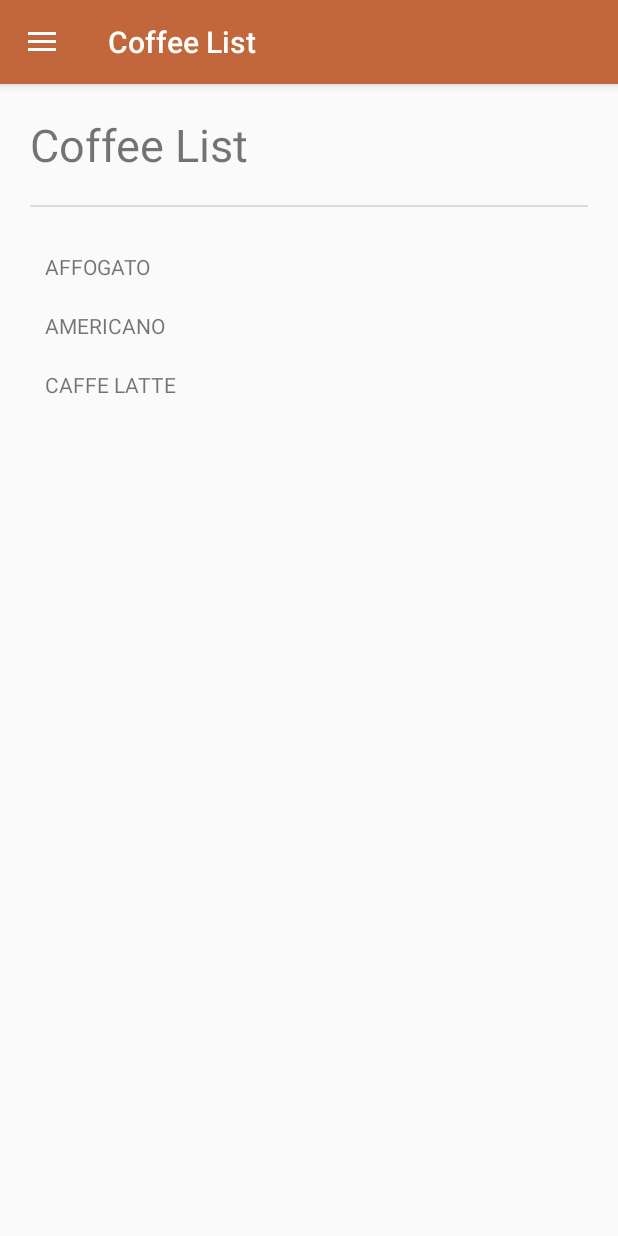
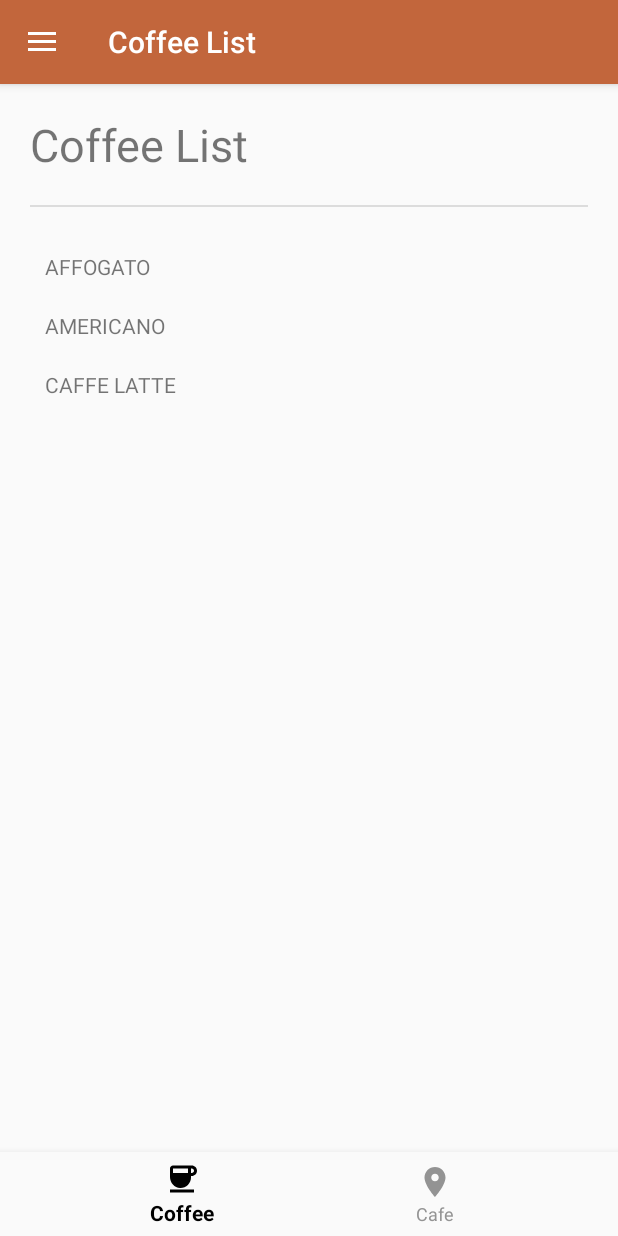
Before and after one commit to HyperOrb/LAB_WEEK_04, an Android app: the screen it shows after launch (MainActivity), on a phone screen of 412 x 824 dp. Run offline under Robolectric (Android 15) with nearby library versions, the phone set to English and light mode, and no system bars; our stand-ins replace navigation-ui.

Commit message:
Commit No. 3 – Tabbed Navigation

```diff
--- a/app/build.gradle.kts
+++ b/app/build.gradle.kts
@@ -44,6 +44,7 @@ dependencies {
     implementation(libs.androidx.constraintlayout)
     implementation(libs.androidx.navigation.fragment.ktx)
     implementation(libs.androidx.navigation.ui.ktx)
+    implementation(libs.androidx.viewpager2)
 
     testImplementation(libs.junit)
     androidTestImplementation(libs.androidx.junit)
--- a/app/src/main/java/com/example/lab_week_04/MainActivity.kt
+++ b/app/src/main/java/com/example/lab_week_04/MainActivity.kt
@@ -1,31 +1,43 @@
 package com.example.lab_week_04
+
 import android.os.Bundle
 import androidx.appcompat.app.AppCompatActivity
 import androidx.navigation.findNavController
 import androidx.navigation.fragment.NavHostFragment
 import androidx.navigation.ui.*
 import com.google.android.material.navigation.NavigationView
+import com.google.android.material.bottomnavigation.BottomNavigationView // Added import for BottomNavigationView
+
 class MainActivity : AppCompatActivity() {
     private lateinit var appBarConfiguration: AppBarConfiguration
+
     override fun onCreate(savedInstanceState: Bundle?) {
         super.onCreate(savedInstanceState)
         setContentView(R.layout.activity_main)
-        setSupportActionBar(findViewById(R.id.toolbar))
+        setSupportActionBar(findViewById(R.id.toolbar)) // Ensure you have a Toolbar with id 'toolbar' in activity_main.xml
+
         val navHostFragment =
             supportFragmentManager.findFragmentById(R.id.nav_host_fragment)
                     as NavHostFragment
         val navController = navHostFragment.navController
+
         //Creating top level destinations
         //and adding them to the draw
         appBarConfiguration = AppBarConfiguration(
             setOf(
-                R.id.listFragment, R.id.favoritesFragment
-            ), findViewById(R.id.drawer_layout)
+                R.id.listFragment, R.id.favoritesFragment, R.id.cafeFragment // 'cafeFragment' added here
+            ), findViewById(R.id.drawer_layout) // Ensure you have a DrawerLayout with id 'drawer_layout' in activity_main.xml
         )
         setupActionBarWithNavController(navController, appBarConfiguration)
-        findViewById<NavigationView>(R.id.nav_view)
-                ?.setupWithNavController(navController)
+
+        findViewById<NavigationView>(R.id.nav_view) // Ensure you have a NavigationView with id 'nav_view' in activity_main.xml
+            ?.setupWithNavController(navController)
+
+        // Added this part only
+        findViewById<BottomNavigationView>(R.id.bottom_nav) // Ensure you have a BottomNavigationView with id 'bottom_nav' in activity_main.xml
+            ?.setupWithNavController(navController)
     }
+
     override fun onSupportNavigateUp(): Boolean {
         val navController = findNavController(R.id.nav_host_fragment)
         return navController.navigateUp(appBarConfiguration) ||
--- /dev/null
+++ b/app/src/main/res/color/bottom_nav_color.xml
@@ -0,0 +1,5 @@
+<?xml version="1.0" encoding="utf-8"?>
+<selector xmlns:android="http://schemas.android.com/apk/res/android">
+    <item android:state_checked="true" android:color="@color/black" />
+    <item android:state_checked="false" android:color="@color/gray"/>
+</selector>
--- /dev/null
+++ b/app/src/main/res/drawable/cafe.xml
@@ -0,0 +1,9 @@
+<vector xmlns:android="http://schemas.android.com/apk/res/android"
+    android:width="24dp"
+    android:height="24dp"
+    android:viewportWidth="24"
+    android:viewportHeight="24">
+  <path
+      android:pathData="M12,2C8.13,2 5,5.13 5,9c0,5.25 7,13 7,13s7,-7.75 7,-13c0,-3.87 -3.13,-7 -7,-7zM12,11.5c-1.38,0 -2.5,-1.12 -2.5,-2.5s1.12,-2.5 2.5,-2.5 2.5,1.12 2.5,2.5 -1.12,2.5 -2.5,2.5z"
+      android:fillColor="#000000"/>
+</vector>
--- a/app/src/main/res/layout/app_bar_main.xml
+++ b/app/src/main/res/layout/app_bar_main.xml
@@ -8,8 +8,7 @@
     android:orientation="vertical"
     tools:context=".MainActivity">
     <com.google.android.material.appbar.AppBarLayout
-        android:layout_width="match_parent"
-        android:layout_height="wrap_content"
+        android:layout_width="match_parent" android:layout_height="wrap_content"
         android:theme= "@style/Theme.NavigationDrawer.AppBarOverlay">
         <androidx.appcompat.widget.Toolbar
             android:id="@+id/toolbar"
@@ -21,6 +20,17 @@
     <include
         android:id="@+id/include"
         android:layout_width="match_parent"
-        android:layout_height="wrap_content" layout="@layout/content_main"
+        android:layout_height="wrap_content"
+        layout="@layout/content_main"
         app:layout_behavior="@string/appbar_scrolling_view_behavior"/>
+    <com.google.android.material.bottomnavigation.BottomNavigationView
+        android:id="@+id/bottom_nav"
+        android:layout_width="match_parent"
+        android:layout_height="wrap_content"
+        android:layout_gravity="bottom"
+        android:background="?android:attr/windowBackground"
+        app:itemTextColor="@color/bottom_nav_color"
+        app:itemIconTint="@color/bottom_nav_color"
+        app:menu="@menu/bottom_nav_menu"
+        app:labelVisibilityMode="labeled"/>
 </androidx.coordinatorlayout.widget.CoordinatorLayout>
--- /dev/null
+++ b/app/src/main/res/menu/bottom_nav_menu.xml
@@ -0,0 +1,12 @@
+<?xml version="1.0" encoding="utf-8"?>
+<menu xmlns:android=
+    "http://schemas.android.com/apk/res/android">
+    <item
+        android:id="@+id/listFragment"
+        android:icon="@drawable/coffee"
+        android:title="@string/bottom_menu_coffee" />
+    <item
+        android:id="@+id/cafeFragment"
+        android:icon="@drawable/cafe"
+        android:title="@string/bottom_menu_cafe"/>
+</menu>
--- a/app/src/main/res/navigation/nav_graph.xml
+++ b/app/src/main/res/navigation/nav_graph.xml
@@ -33,4 +33,10 @@
         android:label="@string/coffee_favorites"
         tools:layout="@layout/fragment_favorites" />
 
+    <fragment
+        android:id="@+id/cafeFragment"
+        android:name="com.example.lab_week_04.CafeFragment"
+        android:label="Cafe"
+        tools:layout="@layout/fragment_cafe" />
+
 </navigation>
--- a/gradle/libs.versions.toml
+++ b/gradle/libs.versions.toml
@@ -11,6 +11,7 @@ activity = "1.11.0"
 constraintlayout = "2.2.1"
 navigationFragmentKtx = "2.9.4"
 navigation = "2.9.4"
+viewpager2 = "1.1.0"
 
 [libraries]
 androidx-core-ktx = { group = "androidx.core", name = "core-ktx", version.ref = "coreKtx" }
@@ -18,6 +19,7 @@ androidx-core-ktx = { group = "androidx.core", name = "core-ktx", version.ref =
 androidx-navigation-fragment-ktx = { module = "androidx.navigation:navigation-fragment-ktx", version.ref = "navigationFragmentKtx" }
 #noinspection SimilarGradleDependency
 androidx-navigation-ui-ktx = { module = "androidx.navigation:navigation-ui-ktx", version.ref = "navigationFragmentKtx" }
+androidx-viewpager2 = { module = "androidx.viewpager2:viewpager2", version.ref = "viewpager2" }
 junit = { group = "junit", name = "junit", version.ref = "junit" }
 androidx-junit = { group = "androidx.test.ext", name = "junit", version.ref = "junitVersion" }
 androidx-espresso-core = { group = "androidx.test.espresso", name = "espresso-core", version.ref = "espressoCore" }
```
Also changed, not shown: app/src/main/java/com/example/lab_week_04/CafeAdapter.kt (added, +27 -0 lines), app/src/main/java/com/example/lab_week_04/CafeDetailFragment.kt (added, +59 -0 lines), app/src/main/java/com/example/lab_week_04/CafeFragment.kt (added, +44 -0 lines), app/src/main/res/layout/fragment_cafe.xml (added, +19 -0 lines), app/src/main/res/layout/fragment_cafe_detail.xml (added, +14 -0 lines).
